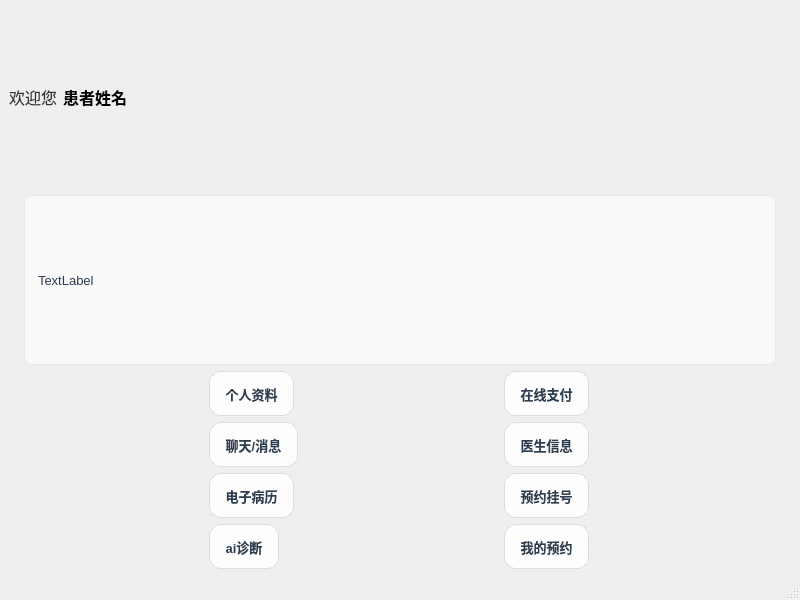
First picture: the form in PatientClient/mainwindow.ui, repository fengxuebailu/SmartMedicalProject, before the edit.
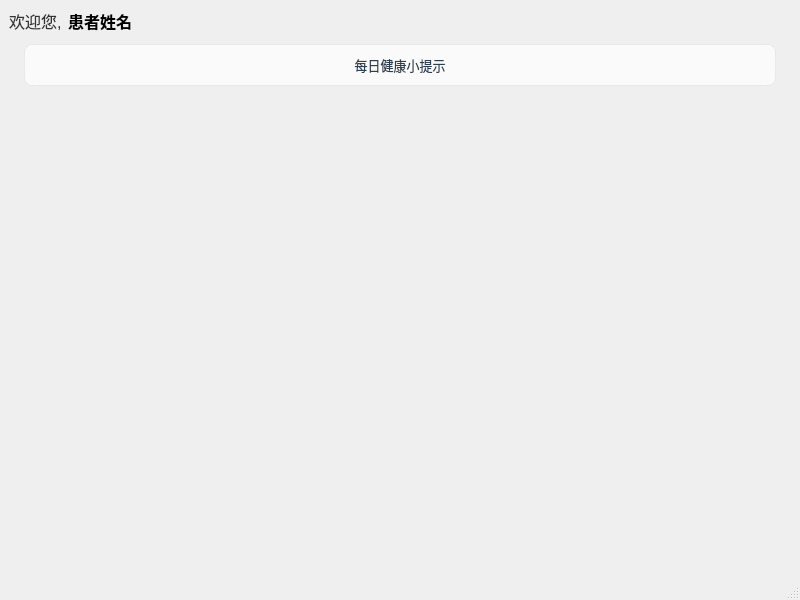
Second picture: the form after the edit. Icons and pictures are not drawn.

```diff
--- a/PatientClient/mainwindow.ui
+++ b/PatientClient/mainwindow.ui
@@ -11,16 +11,7 @@
    </rect>
   </property>
   <property name="windowTitle">
-   <string>MainWindow</string>
-  </property>
-  <property name="styleSheet">
-   <string notr="true"/>
-  </property>
-  <property name="iconSize">
-   <size>
-    <width>48</width>
-    <height>48</height>
-   </size>
+   <string>儿童智慧医疗</string>
   </property>
   <widget class="QWidget" name="centralwidget">
    <property name="styleSheet">
@@ -85,7 +76,7 @@
       <item>
        <widget class="QLabel" name="welcomeLabel">
         <property name="text">
-         <string>欢迎您</string>
+         <string>欢迎您,</string>
         </property>
        </widget>
       </item>
@@ -113,201 +104,29 @@
     </item>
     <item>
      <widget class="QLabel" name="tipsLabel">
-      <property name="styleSheet">
-       <string notr="true">/* ---- 提示语标签 ---- */
-QLabel#tipsLabel {
-    font-size: 13px;
-    color: #2c3e50;
-    background-color: rgba(255, 255, 255, 0.7); /* 半透明白色背景 */
-    border: 1px solid rgba(0, 0, 0, 0.05);
-    border-radius: 8px;
-    padding: 10px;
-    margin-left: 15px;
-    margin-right: 15px;
-    margin-top: 5px;
-    border-image: none; /* 取消背景图片继承 */
-}</string>
-      </property>
       <property name="text">
-       <string>TextLabel</string>
+       <string>每日健康小提示</string>
+      </property>
+      <property name="alignment">
+       <set>Qt::AlignCenter</set>
+      </property>
+      <property name="wordWrap">
+       <bool>true</bool>
       </property>
      </widget>
     </item>
     <item>
-     <layout class="QGridLayout" name="gridLayout">
-      <item row="1" column="0">
-       <widget class="QToolButton" name="chatButton">
-        <property name="text">
-         <string>聊天/消息</string>
-        </property>
-        <property name="icon">
-         <iconset resource="patientclient.qrc">
-          <normaloff>:/icons/icon_home_chat.png</normaloff>:/icons/icon_home_chat.png</iconset>
-        </property>
-        <property name="iconSize">
-         <size>
-          <width>48</width>
-          <height>48</height>
-         </size>
-        </property>
-        <property name="toolButtonStyle">
-         <enum>Qt::ToolButtonTextUnderIcon</enum>
-        </property>
-       </widget>
-      </item>
-      <item row="0" column="1">
-       <widget class="QToolButton" name="paymentButton">
-        <property name="sizePolicy">
-         <sizepolicy hsizetype="Fixed" vsizetype="Fixed">
-          <horstretch>0</horstretch>
-          <verstretch>0</verstretch>
-         </sizepolicy>
-        </property>
-        <property name="text">
-         <string>在线支付</string>
-        </property>
-        <property name="icon">
-         <iconset resource="patientclient.qrc">
-          <normaloff>:/icons/icon_home_wallet.png</normaloff>:/icons/icon_home_wallet.png</iconset>
-        </property>
-        <property name="iconSize">
-         <size>
-          <width>48</width>
-          <height>48</height>
-         </size>
-        </property>
-        <property name="toolButtonStyle">
-         <enum>Qt::ToolButtonTextUnderIcon</enum>
-        </property>
-       </widget>
-      </item>
-      <item row="0" column="0">
-       <widget class="QToolButton" name="patientInfoButton">
-        <property name="sizePolicy">
-         <sizepolicy hsizetype="Fixed" vsizetype="Fixed">
-          <horstretch>0</horstretch>
-          <verstretch>0</verstretch>
-         </sizepolicy>
-        </property>
-        <property name="text">
-         <string>个人资料</string>
-        </property>
-        <property name="icon">
-         <iconset resource="patientclient.qrc">
-          <normaloff>:/icons/icon_home_psndt.png</normaloff>:/icons/icon_home_psndt.png</iconset>
-        </property>
-        <property name="iconSize">
-         <size>
-          <width>48</width>
-          <height>48</height>
-         </size>
-        </property>
-        <property name="toolButtonStyle">
-         <enum>Qt::ToolButtonTextUnderIcon</enum>
-        </property>
-       </widget>
-      </item>
-      <item row="1" column="1">
-       <widget class="QToolButton" name="doctorInfoButton">
-        <property name="text">
-         <string>医生信息</string>
-        </property>
-        <property name="icon">
-         <iconset resource="patientclient.qrc">
-          <normaloff>:/icons/icon_home_doctor3.png</normaloff>:/icons/icon_home_doctor3.png</iconset>
-        </property>
-        <property name="iconSize">
-         <size>
-          <width>48</width>
-          <height>48</height>
-         </size>
-        </property>
-        <property name="toolButtonStyle">
-         <enum>Qt::ToolButtonTextUnderIcon</enum>
-        </property>
-       </widget>
-      </item>
-      <item row="2" column="0">
-       <widget class="QToolButton" name="emrButton">
-        <property name="text">
-         <string>电子病历</string>
-        </property>
-        <property name="icon">
-         <iconset resource="patientclient.qrc">
-          <normaloff>:/icons/icon_home_mdcrcd.png</normaloff>:/icons/icon_home_mdcrcd.png</iconset>
-        </property>
-        <property name="iconSize">
-         <size>
-          <width>48</width>
-          <height>48</height>
-         </size>
-        </property>
-        <property name="toolButtonStyle">
-         <enum>Qt::ToolButtonTextUnderIcon</enum>
-        </property>
-       </widget>
-      </item>
-      <item row="3" column="0">
-       <widget class="QToolButton" name="aiButton">
-        <property name="text">
-         <string>ai诊断</string>
-        </property>
-        <property name="icon">
-         <iconset resource="patientclient.qrc">
-          <normaloff>:/icons/icon_home_ai1.png</normaloff>:/icons/icon_home_ai1.png</iconset>
-        </property>
-        <property name="iconSize">
-         <size>
-          <width>60</width>
-          <height>48</height>
-         </size>
-        </property>
-        <property name="toolButtonStyle">
-         <enum>Qt::ToolButtonTextUnderIcon</enum>
-        </property>
-       </widget>
-      </item>
-      <item row="3" column="1">
-       <widget class="QToolButton" name="myAppointmentsButton">
-        <property name="text">
-         <string>我的预约</string>
-        </property>
-        <property name="icon">
-         <iconset resource="patientclient.qrc">
-          <normaloff>:/icons/icon_home_list.png</normaloff>:/icons/icon_home_list.png</iconset>
-        </property>
-        <property name="iconSize">
-         <size>
-          <width>48</width>
-          <height>48</height>
-         </size>
-        </property>
-        <property name="toolButtonStyle">
-         <enum>Qt::ToolButtonTextUnderIcon</enum>
-        </property>
-       </widget>
-      </item>
-      <item row="2" column="1">
-       <widget class="QToolButton" name="consultationButton">
-        <property name="text">
-         <string>预约挂号</string>
-        </property>
-        <property name="icon">
-         <iconset resource="patientclient.qrc">
-          <normaloff>:/icons/icon_home_calender.png</normaloff>:/icons/icon_home_calender.png</iconset>
-        </property>
-        <property name="iconSize">
-         <size>
-          <width>48</width>
-          <height>48</height>
-         </size>
-        </property>
-        <property name="toolButtonStyle">
-         <enum>Qt::ToolButtonTextUnderIcon</enum>
-        </property>
-       </widget>
-      </item>
-     </layout>
+     <!-- ================== 核心控件 ================== -->
+     <!-- 这是一个空的容器，C++代码会找到它，并把九宫格按钮放进来 -->
+     <widget class="QWidget" name="homeGridContainer" native="true">
+      <property name="sizePolicy">
+       <sizepolicy hsizetype="Preferred" vsizetype="Expanding">
+        <horstretch>0</horstretch>
+        <verstretch>1</verstretch>
+       </sizepolicy>
+      </property>
+     </widget>
+     <!-- ======================================================= -->
     </item>
    </layout>
   </widget>
```
Left out of the diff: 36 changed lines with no effect on the pictures.
